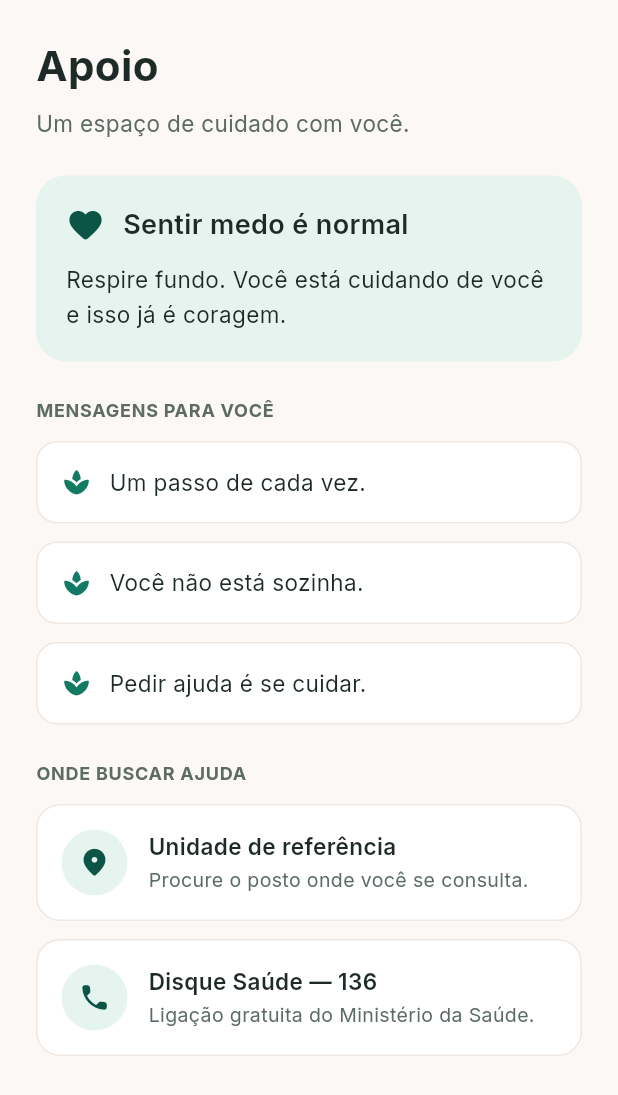
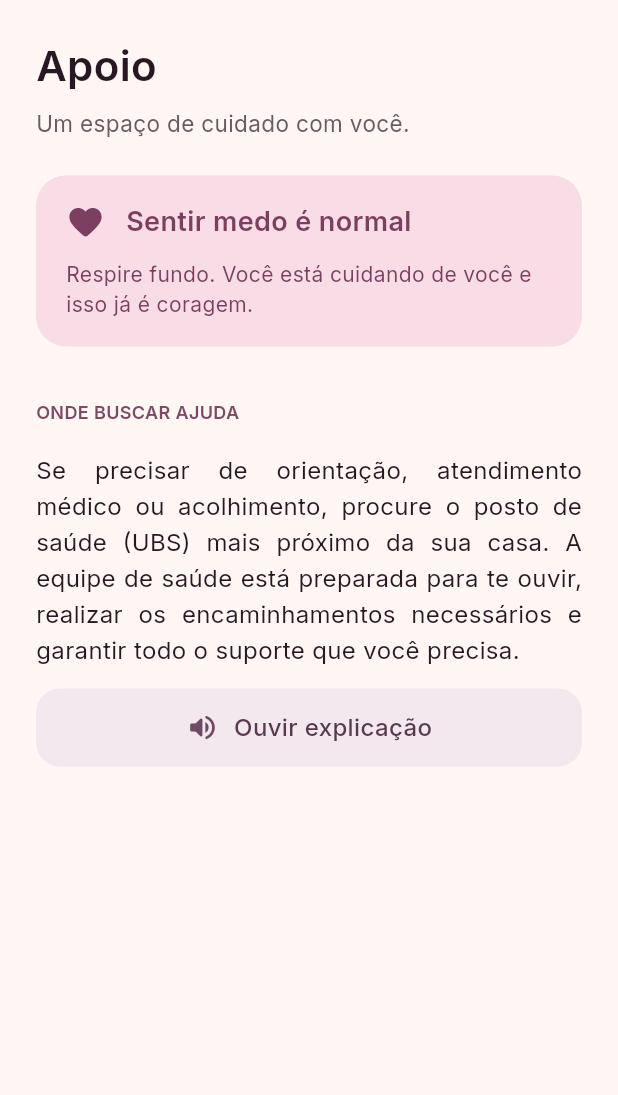
Before and after one commit to sandrogomes7/projeto-acolher-ace4, a Flutter app: the SupportScreen widget shown alone on an empty page, opened directly, on a phone screen of 412 x 824 dp. Shown: the top 1095 px of the screen. Run offline on Flutter 3.47's test engine with Material 3 defaults, Android fonts, the phone set to English and light mode, and no system bars; our stand-ins replace google_fonts, just_audio.

Commit message:
style: align support and FAQ screens with design

```diff
--- a/lib/screens/onboarding_screen.dart
+++ b/lib/screens/onboarding_screen.dart
@@ -29,10 +29,9 @@ class OnboardingScreen extends StatelessWidget {
   @override
   Widget build(BuildContext context) {
     return Scaffold(
-      backgroundColor: AppColors.bgCream,
       appBar: asPicker
           ? AppBar(
-              backgroundColor: AppColors.bgCream,
+              backgroundColor: AppColors.bgRose,
               surfaceTintColor: Colors.transparent,
               elevation: 0,
               shadowColor: Colors.transparent,
--- a/lib/screens/support_screen.dart
+++ b/lib/screens/support_screen.dart
@@ -15,105 +15,73 @@ class SupportScreen extends StatelessWidget {
         const Text('Apoio',
             style: TextStyle(
                 fontSize: 28,
-                fontWeight: FontWeight.w700,
-                color: AppColors.textDark)),
+                fontWeight: FontWeight.w600,
+                color: AppColors.textDarkWarm)),
         const SizedBox(height: 8),
         const Text('Um espaço de cuidado com você.',
-            style: TextStyle(fontSize: 15, color: AppColors.textMuted)),
+            style: TextStyle(fontSize: 15, color: AppColors.textSecondary)),
         const SizedBox(height: 24),
-        // Destaque
         Container(
-          padding: const EdgeInsets.all(20),
+          padding: const EdgeInsets.fromLTRB(20, 18, 20, 18),
           decoration: BoxDecoration(
-            color: AppColors.surfaceSoft,
+            color: AppColors.alertBg,
             borderRadius: BorderRadius.circular(20),
           ),
-          child: Column(
+          child: const Column(
             crossAxisAlignment: CrossAxisAlignment.start,
             children: [
               Row(
                 children: [
-                  const Icon(Icons.favorite_rounded,
-                      color: AppColors.brandDark, size: 26),
-                  const SizedBox(width: 12),
+                  Icon(Icons.favorite_rounded,
+                      color: AppColors.alert, size: 26),
+                  SizedBox(width: 14),
                   Text(supportHighlightTitle,
-                      style: const TextStyle(
+                      style: TextStyle(
                           fontSize: 18,
                           fontWeight: FontWeight.w600,
-                          color: AppColors.textDark)),
+                          color: AppColors.alert)),
                 ],
               ),
-              const SizedBox(height: 12),
+              SizedBox(height: 12),
               Text(supportHighlightBody,
-                  style: const TextStyle(
-                      fontSize: 15, height: 1.5, color: AppColors.textDark)),
+                  style: TextStyle(
+                      fontSize: 14, height: 1.45, color: AppColors.alert)),
             ],
           ),
         ),
-        const SizedBox(height: 24),
-        const _Label('MENSAGENS PARA VOCÊ'),
-        const SizedBox(height: 12),
-        ...supportMessages.map((m) => Container(
-              margin: const EdgeInsets.only(bottom: 12),
-              padding: const EdgeInsets.all(16),
-              decoration: BoxDecoration(
-                color: AppColors.white,
-                borderRadius: BorderRadius.circular(14),
-                border: Border.all(color: AppColors.border, width: 1),
-              ),
-              child: Row(
-                children: [
-                  const Icon(Icons.spa_rounded,
-                      color: AppColors.primary, size: 20),
-                  const SizedBox(width: 12),
-                  Text(m,
-                      style: const TextStyle(
-                          fontSize: 15, color: AppColors.textDark)),
-                ],
-              ),
-            )),
-        const SizedBox(height: 12),
+        // const SizedBox(height: 38),
+        // const _Label('MENSAGENS PARA VOCÊ'),
+        // const SizedBox(height: 14),
+        // ...supportMessages.map((m) => Container(
+        //       height: 46,
+        //       margin: const EdgeInsets.only(bottom: 8),
+        //       padding: const EdgeInsets.symmetric(horizontal: 16),
+        //       alignment: Alignment.centerLeft,
+        //       decoration: BoxDecoration(
+        //         color: AppColors.surfaceLavender,
+        //         borderRadius: BorderRadius.circular(12),
+        //       ),
+        //       child: Text(m,
+        //           style: const TextStyle(
+        //               fontSize: 15,
+        //               fontWeight: FontWeight.w500,
+        //               color: AppColors.primaryDarker)),
+        //     )),
+        // const SizedBox(height: 4),
+        const SizedBox(height: 38),
         const _Label('ONDE BUSCAR AJUDA'),
-        const SizedBox(height: 12),
-        ...supportContacts.map((c) => Container(
-              margin: const EdgeInsets.only(bottom: 12),
-              padding: const EdgeInsets.all(16),
-              decoration: BoxDecoration(
-                color: AppColors.white,
-                borderRadius: BorderRadius.circular(16),
-                border: Border.all(color: AppColors.border, width: 1),
-              ),
-              child: Row(
-                children: [
-                  Container(
-                    width: 44,
-                    height: 44,
-                    decoration: const BoxDecoration(
-                      color: AppColors.surfaceSoft,
-                      shape: BoxShape.circle,
-                    ),
-                    child: Icon(c.icon, color: AppColors.brandDark, size: 22),
-                  ),
-                  const SizedBox(width: 14),
-                  Expanded(
-                    child: Column(
-                      crossAxisAlignment: CrossAxisAlignment.start,
-                      children: [
-                        Text(c.title,
-                            style: const TextStyle(
-                                fontSize: 15,
-                                fontWeight: FontWeight.w600,
-                                color: AppColors.textDark)),
-                        const SizedBox(height: 2),
-                        Text(c.subtitle,
-                            style: const TextStyle(
-                                fontSize: 13, color: AppColors.textMuted)),
-                      ],
-                    ),
-                  ),
-                ],
-              ),
-            )),
+        const SizedBox(height: 20),
+        const Text(
+          'Se precisar de orientação, atendimento médico ou acolhimento, procure o posto de saúde (UBS) mais próximo da sua casa. A equipe de saúde está preparada para te ouvir, realizar os encaminhamentos necessários e garantir todo o suporte que você precisa.',
+          textAlign: TextAlign.justify,
+          style: TextStyle(
+            fontSize: 16,
+            height: 1.5,
+            color: AppColors.textDarkWarm,
+          ),
+        ),
+        const SizedBox(height: 14),
+        const _ListenButton(),
       ],
     );
   }
@@ -127,8 +95,59 @@ class _Label extends StatelessWidget {
     return Text(text,
         style: const TextStyle(
             fontSize: 12,
-            fontWeight: FontWeight.w700,
-            letterSpacing: 0.5,
-            color: AppColors.textMuted));
+            height: 1,
+            fontWeight: FontWeight.w600,
+            letterSpacing: 0.24,
+            color: AppColors.primaryPlum));
   }
 }
+
+class _ListenButton extends StatelessWidget {
+  const _ListenButton();
+
+  @override
+  Widget build(BuildContext context) {
+    return Semantics(
+      button: true,
+      label: 'Ouvir explicação',
+      child: Material(
+        color: AppColors.surfacePink,
+        borderRadius: BorderRadius.circular(16),
+        child: InkWell(
+          borderRadius: BorderRadius.circular(16),
+          onTap: () {
+            ScaffoldMessenger.of(context).showSnackBar(
+              const SnackBar(
+                content: Text('Áudio ainda não foi adicionado.'),
+                behavior: SnackBarBehavior.floating,
+              ),
+            );
+          },
+          child: const SizedBox(
+            height: 52,
+            width: double.infinity,
+            child: Row(
+              mainAxisAlignment: MainAxisAlignment.center,
+              children: [
+                Icon(
+                  Icons.volume_up_rounded,
+                  color: AppColors.primaryDark,
+                  size: 22,
+                ),
+                SizedBox(width: 10),
+                Text(
+                  'Ouvir explicação',
+                  style: TextStyle(
+                    color: AppColors.primaryDarkest,
+                    fontSize: 16,
+                    fontWeight: FontWeight.w500,
+                  ),
+                ),
+              ],
+            ),
+          ),
+        ),
+      ),
+    );
+  }
+}
--- a/lib/theme/app_theme.dart
+++ b/lib/theme/app_theme.dart
@@ -49,11 +49,11 @@ class AppTheme {
   static ThemeData get light {
     final base = ThemeData(
       useMaterial3: true,
-      scaffoldBackgroundColor: AppColors.background,
+      scaffoldBackgroundColor: AppColors.bgRose,
       colorScheme: ColorScheme.fromSeed(
         seedColor: AppColors.primary,
         primary: AppColors.primary,
-        surface: AppColors.background,
+        surface: AppColors.bgRose,
         brightness: Brightness.light,
       ),
     );
@@ -64,7 +64,7 @@ class AppTheme {
         displayColor: AppColors.textDark,
       ),
       appBarTheme: const AppBarTheme(
-        backgroundColor: AppColors.background,
+        backgroundColor: AppColors.bgRose,
         foregroundColor: AppColors.textDark,
         elevation: 0,
         centerTitle: false,
```
Also changed, not shown: lib/screens/faq_screen.dart (+114 -29 lines).
